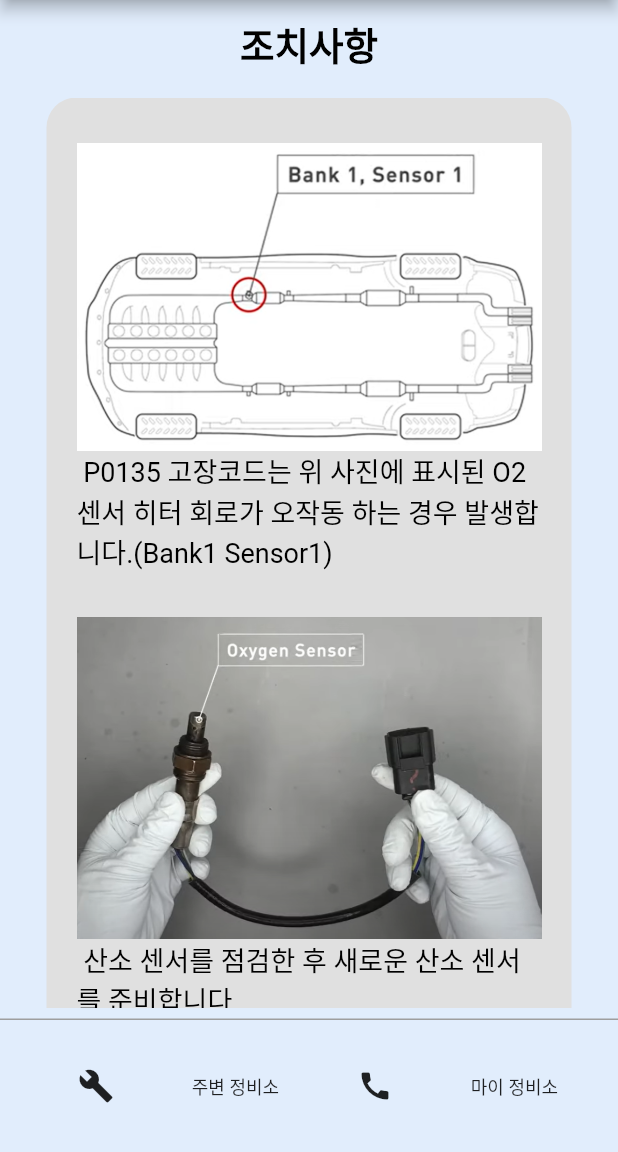
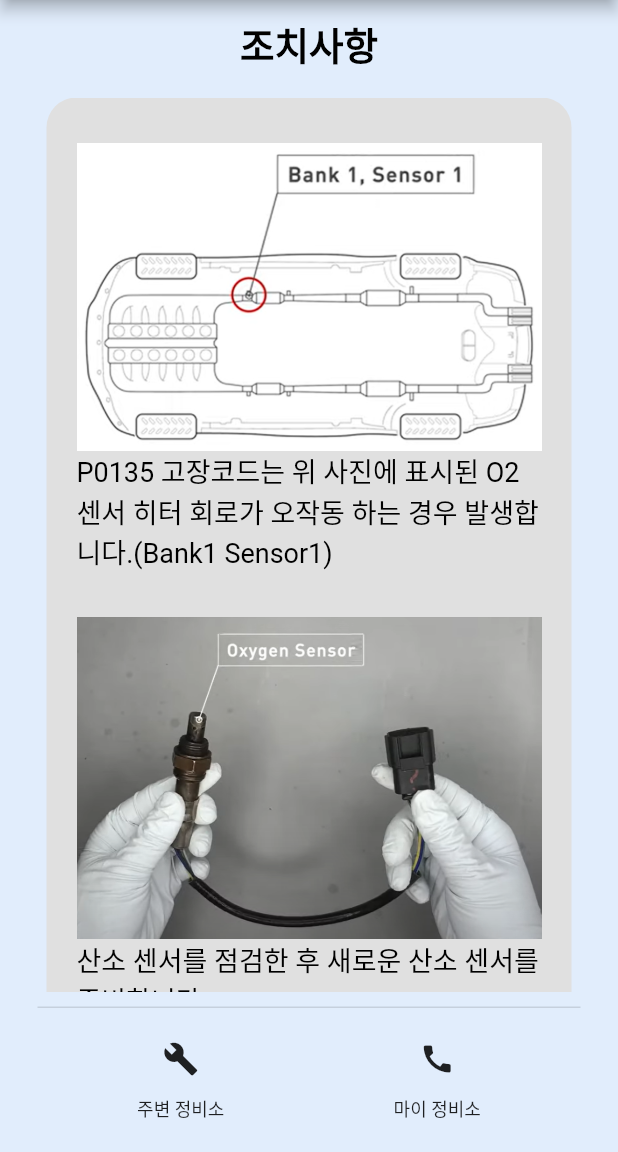
Before and after one commit to Safe-Drive-Save-Life/SDSL-App, a Flutter app: the Action3 screen opened directly, on a phone screen of 412 x 824 dp, the part 84-1236 px from its top. Run offline on Flutter 3.47's test engine with Material 2 defaults, Android fonts, the light colour scheme and no system bars; our stand-ins replace firebase_core, firebase_messaging, flutter_local_notifications, get; accounts and stored records are empty.

Commit message:
#24 - 하단바의 아이콘, 글씨 세로 정렬

```diff
--- a/SDSL/lib/pages/action/action3.dart
+++ b/SDSL/lib/pages/action/action3.dart
@@ -44,7 +44,7 @@ class _Action3State extends State<Action3> {
                 child: Center(
                   child: Container(
                     width: 350,
-                    padding: EdgeInsets.symmetric(horizontal: 20.0), // 좌우 패딩 맞춤
+                    padding: EdgeInsets.symmetric(horizontal: 20.0),
                     decoration: BoxDecoration(
                       color: Color(0xffe0e0e0),
                       borderRadius: BorderRadius.circular(20),
@@ -54,34 +54,38 @@ class _Action3State extends State<Action3> {
                         // 조치사항 내용
                         SizedBox(height: 30.0),
 
-                        Image.asset('assets/images/P0135_1.png',
-                            fit: BoxFit.fitWidth),
-
+                        Image.asset(
+                          'assets/images/P0135_1.png',
+                          fit: BoxFit.fitWidth,
+                        ),
                         Text(
-                          ' P0135 고장코드는 위 사진에 표시된 O2 센서 히터 회로가 오작동 하는 경우 발생합니다.(Bank1 Sensor1)',
+                          'P0135 고장코드는 위 사진에 표시된 O2 센서 히터 회로가 오작동 하는 경우 발생합니다.(Bank1 Sensor1)',
                           style: TextStyle(
                             fontSize: 18,
                             color: Colors.black,
                           ),
                         ),
-                        SizedBox(height: 30.0), // 내용 간의 간격을 조절할 수 있습니다.
+                        SizedBox(height: 30.0),
 
-                        Image.asset('assets/images/P0135_3.png',
-                            fit: BoxFit.fitWidth),
+                        Image.asset(
+                          'assets/images/P0135_3.png',
+                          fit: BoxFit.fitWidth,
+                        ),
                         Text(
-                          ' 산소 센서를 점검한 후 새로운 산소 센서를 준비합니다.',
+                          '산소 센서를 점검한 후 새로운 산소 센서를 준비합니다.',
                           style: TextStyle(
                             fontSize: 18,
                             color: Colors.black,
                           ),
                         ),
-
                         SizedBox(height: 10.0),
 
-                        Image.asset('assets/images/P0135_2.png',
-                            fit: BoxFit.fitWidth),
+                        Image.asset(
+                          'assets/images/P0135_2.png',
+                          fit: BoxFit.fitWidth,
+                        ),
                         Text(
-                          ' 기존의 산소 센서를 제거하고 준비한 센서를 연결합니다.',
+                          '기존의 산소 센서를 제거하고 준비한 센서를 연결합니다.',
                           style: TextStyle(
                             fontSize: 18,
                             color: Colors.black,
@@ -99,45 +103,53 @@ class _Action3State extends State<Action3> {
                     ),
                   ),
                 ),
+              ),
+            ),
 
+            // 주변 정비소, 마이 정비소 버튼
+            Container(
+              decoration: BoxDecoration(
+                border: Border(
+                  top: BorderSide(
+                    color: Colors.black12,
+                  ),
+                ),
               ),
-
+              margin: EdgeInsets.all(10.0),
+              child: Padding(
+                padding: EdgeInsets.all(10.0),
+                child: Row(
+                  mainAxisAlignment: MainAxisAlignment.spaceAround,
+                  children: <Widget>[
+                    Column(
+                      children: <Widget>[
+                        IconButton(
+                          onPressed: () {},
+                          icon: const Icon(Icons.build),
+                        ),
+                        Text(
+                          '주변 정비소',
+                          style: TextStyle(fontSize: 12),
+                        ),
+                      ],
+                    ),
+                    Column(
+                      children: <Widget>[
+                        IconButton(
+                          onPressed: () {},
+                          icon: const Icon(Icons.call),
+                        ),
+                        Text(
+                          '마이 정비소',
+                          style: TextStyle(fontSize: 12),
+                        ),
+                      ],
+                    ),
+                  ],
+                ),
+              ),
             ),
           ],
-        ),
-      ),
-      bottomNavigationBar: Container(
-        decoration: BoxDecoration(
-          border: Border(
-            top: BorderSide(
-              color: Colors.grey
-            )
-          )
-        ),
-        margin: EdgeInsets.only(top: 7.0), // 위쪽 간격 조절
-        child: Padding(
-          padding: EdgeInsets.all(20.0),
-          child: Row(
-            mainAxisAlignment: MainAxisAlignment.spaceAround,
-            children: <Widget>[
-              IconButton(
-                  onPressed: () {},
-                  icon: const Icon(Icons.build)
-              ),
-              Text(
-                  '주변 정비소',
-                  style: TextStyle(fontSize: 12)
-              ),
-              IconButton(
-                  onPressed: () {},
-                  icon: const Icon(Icons.call)
-              ),
-              Text(
-                  '마이 정비소',
-                  style: TextStyle(fontSize: 12)
-              ),
-            ]
-          )
         ),
       ),
     );
```
